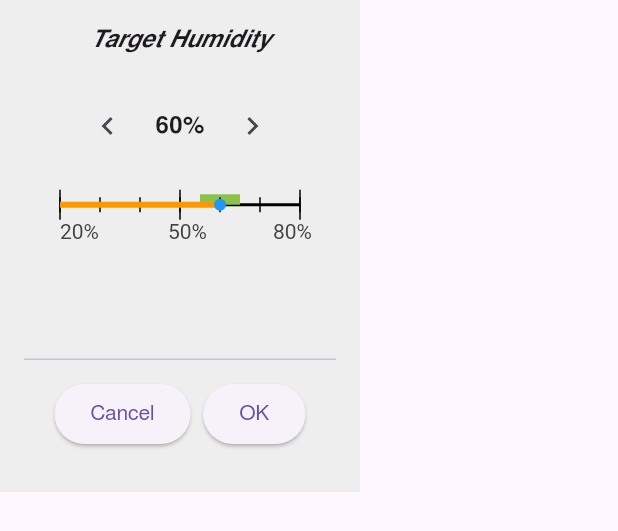
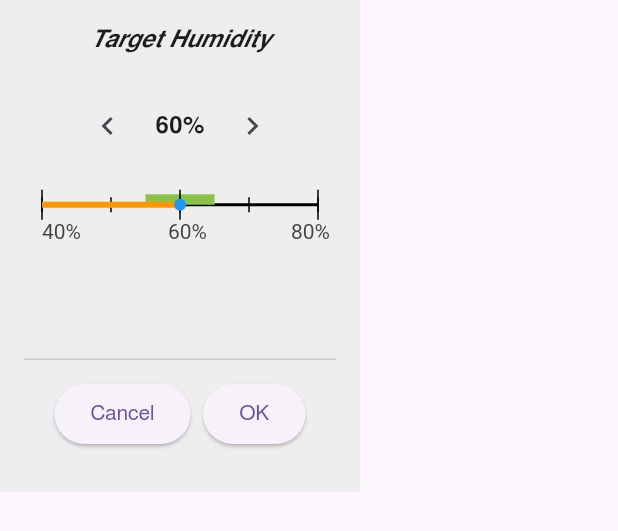
Before and after one commit to hangstrap/dry_living_mock_wall_unit, a Flutter app: the TargetHumidityEditView widget shown alone on an empty page, opened directly with empty values, on a phone screen of 412 x 824 dp. Shown: the top 531 px of the screen. Run offline on Flutter 3.47's test engine with Material 3 defaults, Android fonts, the phone set to English and light mode, and no system bars; our stand-ins replace qr_flutter; Roboto replaces fonts that are missing (FreeSans).

Commit message:
better humidity

```diff
--- a/lib/wall_unit/editors/target_humidity_edit_view.dart
+++ b/lib/wall_unit/editors/target_humidity_edit_view.dart
@@ -25,8 +25,6 @@ class _TargetHumidityEditViewState extends State<TargetHumidityEditView> {
     targetHumidity = widget.appState.targetHumidity;
   }
 
-
-
   @override
   Widget build(BuildContext context) {
     return BaseFieldEditView<int>(
@@ -46,31 +44,41 @@ class _TargetHumidityEditViewState extends State<TargetHumidityEditView> {
             Row(
               mainAxisAlignment: MainAxisAlignment.center,
               children: [
-                IconButton(icon: const Icon(Icons.chevron_left), onPressed: () {
-                  final newVal = (displayValue - 1)
-                      .clamp(HumidityGraphScaleHelper.minHumidity, HumidityGraphScaleHelper.maxHumidity);
+                IconButton(
+                  icon: const Icon(Icons.chevron_left),
+                  onPressed: () {
+                    final newVal = (displayValue - 1).clamp(
+                      HumidityGraphScaleHelper.minHumidity,
+                      HumidityGraphScaleHelper.maxHumidity,
+                    );
                     onChanged(newVal);
-                }),
+                  },
+                ),
                 const SizedBox(width: 8),
-                Text('$displayValue%', style: const TextStyle(fontWeight: FontWeight.bold)),
+                Text(
+                  '$displayValue%',
+                  style: const TextStyle(fontWeight: FontWeight.bold),
+                ),
                 const SizedBox(width: 8),
-                IconButton(icon: const Icon(Icons.chevron_right), onPressed: () {
-                  final newVal = (displayValue + 1)
-                      .clamp(HumidityGraphScaleHelper.minHumidity, HumidityGraphScaleHelper.maxHumidity);
+                IconButton(
+                  icon: const Icon(Icons.chevron_right),
+                  onPressed: () {
+                    final newVal = (displayValue + 1).clamp(
+                      HumidityGraphScaleHelper.minHumidity,
+                      HumidityGraphScaleHelper.maxHumidity,
+                    );
                     onChanged(newVal);
-                }),
+                  },
+                ),
               ],
             ),
             const SizedBox(height: 12),
-            Padding(
-              padding: const EdgeInsets.symmetric(horizontal: 12),
-              child: HumidityGraphWidget(
+            HumidityGraphWidget(
               humidity: displayValue,
               targetHumidity: displayValue,
               onHumidityTap: (v) => onChanged(v),
               onEditRequested: () {},
               dislayLable: false,
-              ),
             ),
             const SizedBox(height: 12),
           ],
--- a/lib/wall_unit/info/contact_view_widget.dart
+++ b/lib/wall_unit/info/contact_view_widget.dart
@@ -12,12 +12,21 @@ class ContactViewWidget extends StatelessWidget {
     return BaseFieldInfoView(
       title: 'Contact',
       onBack: onClose,
-      child: Center(
-        child: QrImageView(
-          data: 'https://www.dryliving.co.nz/contact-us',
-          version: QrVersions.auto,
-          size: 160,
-        ),
+      child: Column(
+        mainAxisAlignment: MainAxisAlignment.center,
+        children: [
+          const Text(
+            'Scan to send an email',
+          ),
+          const SizedBox(height: 16),
+          Center(
+            child: QrImageView(
+              data: 'https://www.dryliving.co.nz/contact-us',
+              version: QrVersions.auto,
+              size: 160,
+            ),
+          ),
+        ],
       ),
     );
   }
--- a/lib/wall_unit/views/humidity_graph_widget.dart
+++ b/lib/wall_unit/views/humidity_graph_widget.dart
@@ -2,18 +2,18 @@ import 'package:flutter/material.dart';
 
 class HumidityGraphScaleHelper {
   final double width;
-  static const int minHumidity = 20;
+  static const int minHumidity = 40;
   static const int maxHumidity = 80;
 
   HumidityGraphScaleHelper(this.width);
 
-  /// Converts humidity (20–80) to an x-coordinate
+  /// Converts humidity (40–80) to an x-coordinate
   double toX(int humidity) {
     final clamped = humidity.clamp(minHumidity, maxHumidity);
     return ((clamped - minHumidity) / (maxHumidity - minHumidity)) * width;
   }
 
-  /// Converts an x-coordinate to a humidity value (20–80)
+  /// Converts an x-coordinate to a humidity value (40–80)
   int fromX(double x) {
     final ratio = (x / width).clamp(0.0, 1.0);
     final humidity = minHumidity + ratio * (maxHumidity - minHumidity);
@@ -113,8 +113,12 @@ class _HumidityGraphPainter extends CustomPainter {
     final targetPaint = Paint()..color = Colors.blue;
     final recommendedPaint = Paint()..color = Colors.lightGreen;
 
-    // Base line
-    canvas.drawLine(Offset(0, barY), Offset(size.width, barY), linePaint);
+    // Only draw the base line from 40% to 80%
+    final minLine = 40;
+    final maxLine = 80;
+    final minX = scaleHelper.toX(minLine);
+    final maxX = scaleHelper.toX(maxLine);
+    canvas.drawLine(Offset(minX, barY), Offset(maxX, barY), linePaint);
 
     // Recommended range: 55–65%
     final lowX = scaleHelper.toX(55);
@@ -124,39 +128,39 @@ class _HumidityGraphPainter extends CustomPainter {
       recommendedPaint,
     );
 
-    // Ticks every 10%
-    for (int i = 20; i <= 80; i += 10) {
+    // Ticks every 10% from 40 to 80
+    for (int i = 40; i <= 80; i += 10) {
       final x = scaleHelper.toX(i);
       canvas.drawLine(Offset(x, barY - 5), Offset(x, barY + 5), tickPaint);
     }
 
-    // Long ticks at 20, 50, 80
-    for (int i in [20, 50, 80]) {
+    // Long ticks at 40, 60, 80
+    for (int i in [40, 60, 80]) {
       final x = scaleHelper.toX(i);
       canvas.drawLine(Offset(x, barY - 10), Offset(x, barY + 10), tickPaint);
     }
 
-    // Humidity bars
+    // Humidity bars (clip to 40-80%)
     final top = barY - 2;
     const thickness = 4.0;
-    final hX = scaleHelper.toX(humidity);
-    final tX = scaleHelper.toX(targetHumidity);
+    final hX = scaleHelper.toX(humidity.clamp(40, 80));
+    final tX = scaleHelper.toX(targetHumidity.clamp(40, 80));
 
     if (humidity < targetHumidity) {
-      canvas.drawRect(Rect.fromLTWH(0, top, hX, thickness), underPaint);
+      canvas.drawRect(Rect.fromLTWH(minX, top, hX - minX, thickness), underPaint);
     } else {
-      canvas.drawRect(Rect.fromLTWH(0, top, tX, thickness), underPaint);
+      canvas.drawRect(Rect.fromLTWH(minX, top, tX - minX, thickness), underPaint);
       canvas.drawRect(Rect.fromLTWH(tX, top, hX - tX, thickness), overPaint);
     }
 
-    // Target circle
+    // Target circle (clip to 40-80%)
     canvas.drawCircle(Offset(tX, barY), 4, targetPaint);
 
-    // Labels
+    // Labels at 40, 60, 80
     final textY = barY + 10;
-    _drawLabel(canvas, '20%', Offset(scaleHelper.toX(20), textY));
-    _drawLabel(canvas, '50%', Offset(scaleHelper.toX(50) - 8, textY));
-    _drawLabel(canvas, '80%', Offset(scaleHelper.toX(100) - 18, textY));
+    _drawLabel(canvas, '40%', Offset(scaleHelper.toX(40), textY));
+    _drawLabel(canvas, '60%', Offset(scaleHelper.toX(60) - 8, textY));
+    _drawLabel(canvas, '80%', Offset(scaleHelper.toX(80) - 18, textY));
   }
 
   void _drawLabel(Canvas canvas, String text, Offset offset) {
```
Lines whose indentation alone changed are shown as unchanged.
